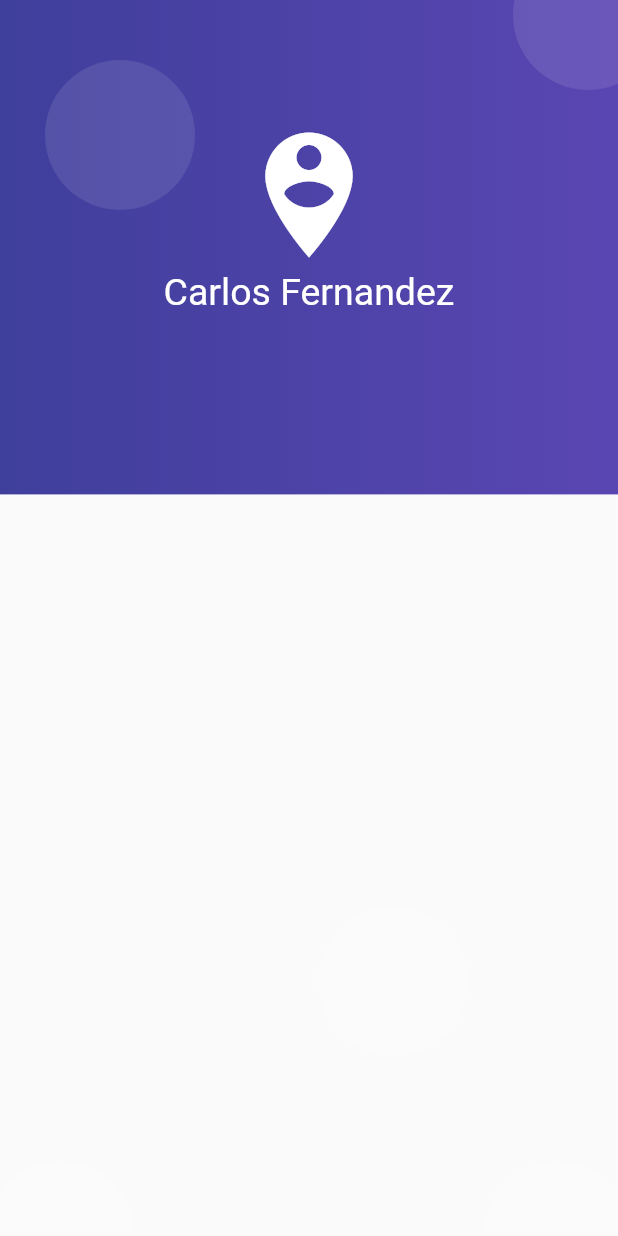
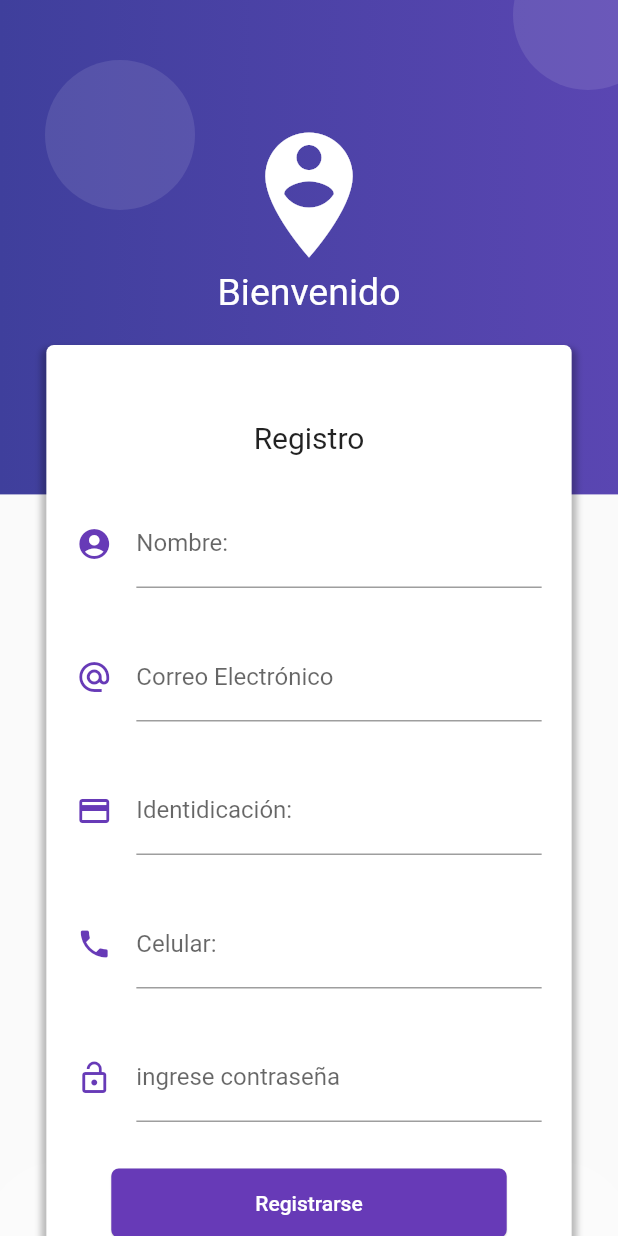
Before and after one commit to CarlosMarioMF/pruebaConectar, a Flutter app: the screen it shows after launch, on a phone screen of 412 x 824 dp. Run offline on Flutter 3.47's test engine with Material 2 defaults, Android fonts, the phone set to English and light mode, and no system bars.

Commit message:
Commit2-Requisito1-FormularioRegistro

```diff
--- a/lib/src/pages/register_page.dart
+++ b/lib/src/pages/register_page.dart
@@ -1,4 +1,5 @@
 import 'package:flutter/material.dart';
+import 'package:prueba_conectarse/src/blocs/provider.dart';
 
 class RegisterPage extends StatelessWidget {
   @override
@@ -7,7 +8,7 @@ class RegisterPage extends StatelessWidget {
       body: Stack(
         children: <Widget>[
           _crearFondo(context),
-          //_registerForm(context),
+          _registerForm(context),
         ],
       ),
     );
@@ -15,7 +16,6 @@ class RegisterPage extends StatelessWidget {
 }
 
 Widget _crearFondo(BuildContext context) {
-
   final size = MediaQuery.of(context).size;
   final fondoMorado = Container(
     height: size.height * 0.4,
@@ -31,32 +31,253 @@ class RegisterPage extends StatelessWidget {
   );
 
   final circulo = Container(
-      width : 100.0,
+    width: 100.0,
     height: 100.0,
     decoration: BoxDecoration(
         borderRadius: BorderRadius.circular(100.0),
-        color: Color.fromRGBO(255, 255, 255, 0.1)
-      ),
+        color: Color.fromRGBO(255, 255, 255, 0.1)),
   );
   return Stack(
     children: <Widget>[
       fondoMorado,
-        Positioned( child: circulo, top: 40.0, left: 30.0,),
-        Positioned( child: circulo, top: -40.0, right: -30.0,),
-        Positioned( child: circulo, bottom: -50.0, right: -10.0,),
-        Positioned( child: circulo, bottom: 120.0, right: 100.0,),
-        Positioned( child: circulo, bottom: -50.0, left: -10.0,),
-
+      Positioned(
+        child: circulo,
+        top: 40.0,
+        left: 30.0,
+      ),
+      Positioned(
+        child: circulo,
+        top: -40.0,
+        right: -30.0,
+      ),
+      Positioned(
+        child: circulo,
+        bottom: -50.0,
+        right: -10.0,
+      ),
+      Positioned(
+        child: circulo,
+        bottom: 120.0,
+        right: 100.0,
+      ),
+      Positioned(
+        child: circulo,
+        bottom: -50.0,
+        left: -10.0,
+      ),
       Container(
         padding: EdgeInsets.only(top: 80.0),
         child: Column(
           children: <Widget>[
-              Icon(Icons.person_pin_circle, color: Colors.white, size: 100.0,),
-              Text('Carlos Fernandez', style: TextStyle(color: Colors.white, fontSize: 25.0)),
-              SizedBox(height: 10.0, width: double.infinity,),
+            Icon(
+              Icons.person_pin_circle,
+              color: Colors.white,
+              size: 100.0,
+            ),
+            Text('Bienvenido',
+                style: TextStyle(color: Colors.white, fontSize: 25.0)),
+            SizedBox(
+              height: 10.0,
+              width: double.infinity,
+            ),
           ],
         ),
       ),
     ],
   );
 }
+
+Widget _registerForm(BuildContext context) {
+  final bloc = Provider.of(context);
+  final size = MediaQuery.of(context).size;
+
+  return SingleChildScrollView(
+    child: Column(
+      children: <Widget>[
+        SafeArea(
+            child: Container(
+          height: 200.0,
+        )),
+        Container(
+          width: size.width * 0.85,
+          padding: EdgeInsets.symmetric(vertical: 50.0),
+          margin: EdgeInsets.symmetric(vertical: 30.0),
+          decoration: BoxDecoration(
+            borderRadius: BorderRadius.circular(5.0),
+            boxShadow: <BoxShadow>[
+              BoxShadow(
+                color: Colors.black26,
+                blurRadius: 3.0,
+                offset: Offset(0.0, 5.0),
+                spreadRadius: 3.0,
+              ),
+            ],
+            color: Colors.white,
+          ),
+          child: Column(
+            children: <Widget>[
+              Text(
+                'Registro',
+                style: TextStyle(fontSize: 20.0),
+              ),
+              SizedBox(height: 30.0,),
+              _crearNombre(bloc),
+              SizedBox(height: 30.0,),
+              _crearEmail(bloc),
+              SizedBox(height: 30.0,),
+              _crearID(bloc),
+              SizedBox(height: 30.0,),
+              _crearCelular(bloc),
+              SizedBox(height: 30.0,),
+              _crearPassword(bloc),
+              SizedBox(height: 30.0,),
+              _crearBoton(),
+            ],
+          ),
+        ),
+        //Text('¿Olvido la contraseña?'),
+        SizedBox(
+          height: 100.0,
+        ),
+      ],
+    ),
+  );
+}
+
+_crearNombre(LoginBloc bloc) {
+  return StreamBuilder(
+    //stream: bloc.emailStream,
+    builder: (BuildContext context, AsyncSnapshot snapshot) {
+      return Container(
+        padding: EdgeInsets.symmetric(horizontal: 20.0),
+        child: TextField(
+          autofocus: false,
+          textCapitalization: TextCapitalization.sentences,
+          decoration: InputDecoration(
+            icon: Icon(
+              Icons.account_circle,
+              color: Colors.deepPurple,
+            ),
+            hintText: 'Ingresa tu nombre',
+            labelText: 'Nombre: ',
+            counterText: snapshot.data,
+          ),
+          //onChanged: bloc.changeEmail,
+        ),
+      );
+    },
+  );
+}
+
+_crearEmail(LoginBloc bloc) {
+  return StreamBuilder(
+    stream: bloc.emailStream,
+    builder: (BuildContext context, AsyncSnapshot snapshot) {
+      return Container(
+        padding: EdgeInsets.symmetric(horizontal: 20.0),
+        child: TextField(
+          keyboardType: TextInputType.emailAddress,
+          decoration: InputDecoration(
+            icon: Icon(
+              Icons.alternate_email,
+              color: Colors.deepPurple,
+            ),
+            hintText: 'ejemplo@correo.com',
+            labelText: 'Correo Electrónico',
+            counterText: snapshot.data,
+          ),
+          onChanged: bloc.changeEmail,
+        ),
+      );
+    },
+  );
+}
+
+_crearID(LoginBloc bloc) {
+  return StreamBuilder(
+    //stream: bloc.emailStream,
+    builder: (BuildContext context, AsyncSnapshot snapshot) {
+      return Container(
+        padding: EdgeInsets.symmetric(horizontal: 20.0),
+        child: TextField(
+          keyboardType: TextInputType.phone,
+          autofocus: false,
+          decoration: InputDecoration(
+            icon: Icon(
+              Icons.credit_card,
+              color: Colors.deepPurple,
+            ),
+            hintText: 'Número de identificación',
+            labelText: 'Identidicación: ',
+            counterText: snapshot.data,
+          ),
+          //onChanged: bloc.changeEmail,
+        ),
+      );
+    },
+  );
+}
+
+_crearCelular(LoginBloc bloc) {
+  return StreamBuilder(
+    //stream: bloc.emailStream,
+    builder: (BuildContext context, AsyncSnapshot snapshot) {
+      return Container(
+        padding: EdgeInsets.symmetric(horizontal: 20.0),
+        child: TextField(
+          keyboardType: TextInputType.phone,
+          autofocus: false,
+          decoration: InputDecoration(
+            icon: Icon(
+              Icons.phone,
+              color: Colors.deepPurple,
+            ),
+            hintText: 'Número de celular',
+            labelText: 'Celular: ',
+            counterText: snapshot.data,
+          ),
+          //onChanged: bloc.changeEmail,
+        ),
+      );
+    },
+  );
+}
+
+_crearPassword(LoginBloc bloc) {
+  return StreamBuilder(
+    stream: bloc.passwordStream,
+    builder: (BuildContext context, AsyncSnapshot snapshot) {
+      return Container(
+        padding: EdgeInsets.symmetric(horizontal: 20.0),
+        child: TextField(
+          obscureText: true,
+          decoration: InputDecoration(
+            icon: Icon(
+              Icons.lock_open,
+              color: Colors.deepPurple,
+            ),
+            labelText: 'ingrese contraseña',
+            counterText: snapshot.data,
+          ),
+          onChanged: bloc.changePassword,
+        ),
+      );
+    },
+  );
+}
+
+Widget _crearBoton() {
+  return RaisedButton(
+    shape: RoundedRectangleBorder(
+      borderRadius: BorderRadius.circular(5.0),
+    ),
+    color: Colors.deepPurple,
+    elevation: 0.5,
+    textColor: Colors.white,
+    child: Container(
+      child: Text('Registrarse'),
+      padding: EdgeInsets.symmetric(horizontal: 80.0, vertical: 15.0),
+    ),
+    onPressed: () {},
+  );
+}
```
Lines whose indentation alone changed are shown as unchanged.
